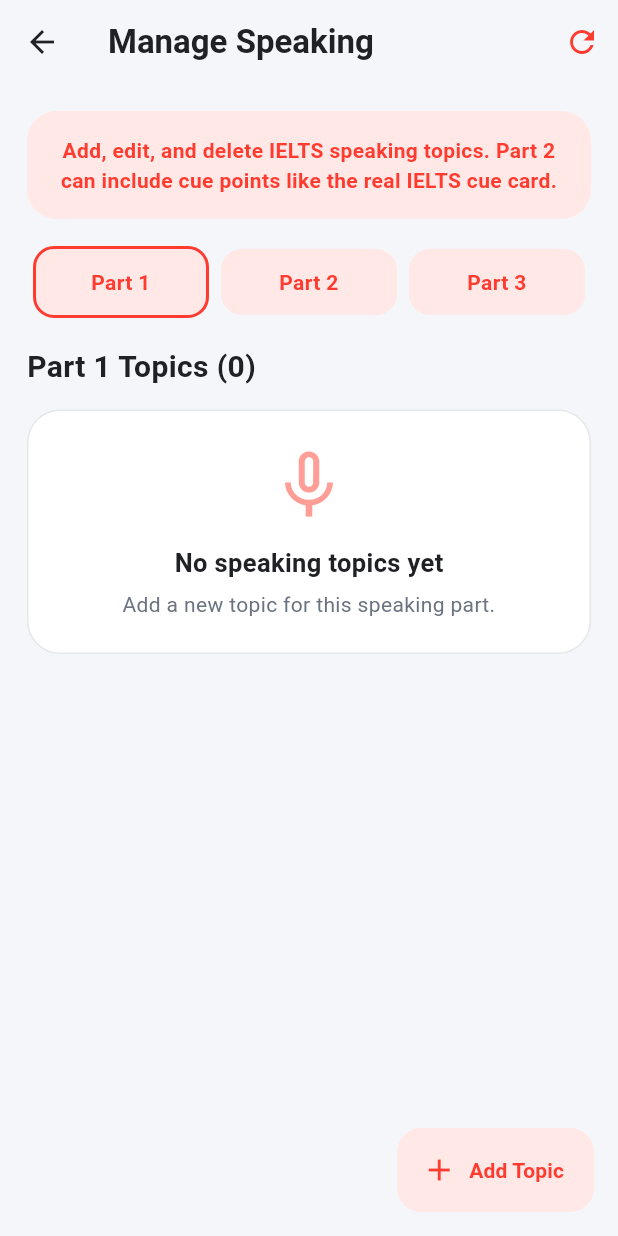
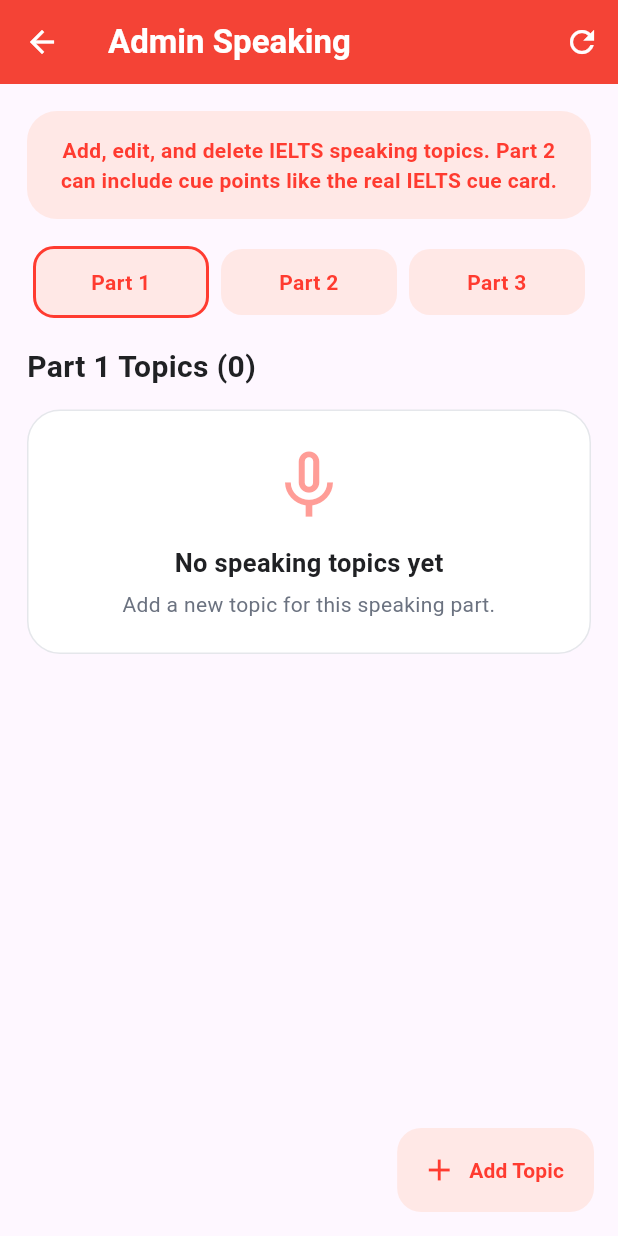
Before and after one commit to Joysree-art/IELTS-Project, a Flutter app: the AdminSpeakingPage screen opened directly, on a phone screen of 412 x 824 dp. Run offline on Flutter 3.47's test engine with Material 3 defaults, Android fonts, the phone set to English and light mode, and no system bars; our stand-ins replace audioplayers, image_picker, permission_handler, shared_preferences, speech_to_text, supabase_flutter; accounts and stored records are empty.

Commit message:
Match admin speaking app bar with admin writing

```diff
--- a/lib/admin/admin_speaking_page.dart
+++ b/lib/admin/admin_speaking_page.dart
@@ -304,22 +304,22 @@
   @override
   Widget build(BuildContext context) {
     return Scaffold(
-      backgroundColor: bgColor,
     appBar: AppBar(
-        backgroundColor: bgColor,
-        elevation: 0,
-        iconTheme: const IconThemeData(color: textColor),
     title: const Text(
-          "Manage Speaking",
+    'Admin Speaking',
     style: TextStyle(
-            color: textColor,
       fontWeight: FontWeight.bold,
       ),
     ),
+    backgroundColor: Colors.red,
+    foregroundColor: Colors.white,
+    elevation: 0,
+    iconTheme: const IconThemeData(color: Colors.white),
     actions: [
       IconButton(
         onPressed: _fetchTopics,
-            icon: const Icon(Icons.refresh, color: primaryColor),
+        icon: const Icon(Icons.refresh),
+        color: Colors.white,
         ),
       ],
     ),
```
Lines whose indentation alone changed are shown as unchanged.
